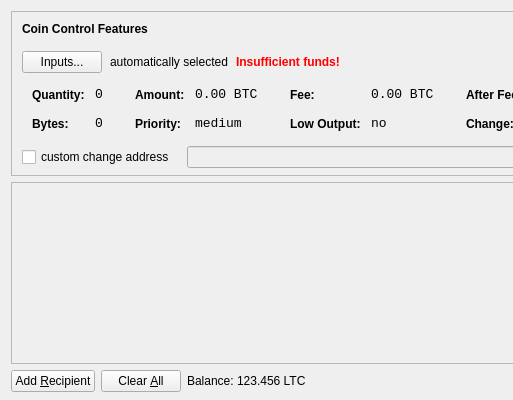
This is src/qt/forms/sendcoinsdialog.ui in CheCoin/checoin as Qt 5 draws it before an edit; both pictures show x 0 to 513 and y 0 to 400 of the 850 by 400 pixel window. The edited form follows.
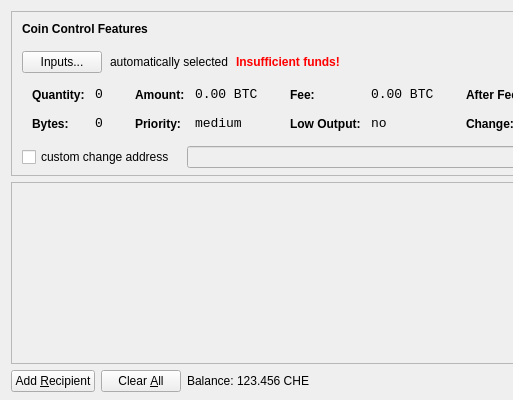
This is the edited form. Icons and pictures are not drawn.

```diff
--- a/src/qt/forms/sendcoinsdialog.ui
+++ b/src/qt/forms/sendcoinsdialog.ui
@@ -720,7 +720,7 @@
           <cursorShape>IBeamCursor</cursorShape>
          </property>
          <property name="text">
-          <string>123.456 LTC</string>
+          <string>123.456 CHE</string>
          </property>
          <property name="textInteractionFlags">
           <set>Qt::LinksAccessibleByMouse|Qt::TextSelectableByKeyboard|Qt::TextSelectableByMouse</set>
```
